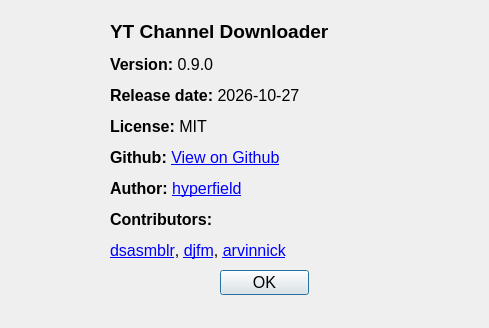
First picture: the form in src/yt_channel_downloader/ui/about.ui, repository hyperfield/yt-channel-downloader, before the edit.
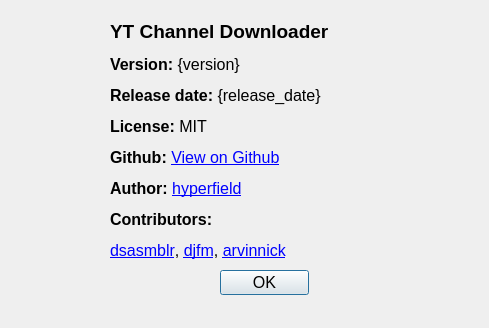
Second picture: the form after the edit. Icons and pictures are not drawn.

Commit message: refactor(release): centralize version and release date metadata

```diff
--- a/src/yt_channel_downloader/ui/about.ui
+++ b/src/yt_channel_downloader/ui/about.ui
@@ -29,7 +29,7 @@
     </rect>
    </property>
    <property name="text">
-    <string>&lt;html&gt;&lt;head&gt;&lt;title&gt;About&lt;/title&gt;&lt;/head&gt;&lt;body&gt;&lt;h3 style=&quot; margin-top:14px; margin-bottom:12px; margin-left:0px; margin-right:0px; -qt-block-indent:0; text-indent:0px;&quot;&gt;&lt;span style=&quot; font-size:large; font-weight:700;&quot;&gt;YT Channel Downloader&lt;/span&gt;&lt;/h3&gt;&lt;p&gt;&lt;span style=&quot; font-weight:700;&quot;&gt;Version:&lt;/span&gt; 0.9.0&lt;/p&gt;&lt;p&gt;&lt;span style=&quot; font-weight:700;&quot;&gt;Release date: &lt;/span&gt;2026-10-27&lt;/p&gt;&lt;p&gt;&lt;span style=&quot; font-weight:700;&quot;&gt;License: &lt;/span&gt;MIT &lt;/p&gt;&lt;p&gt;&lt;span style=&quot; font-weight:700;&quot;&gt;Github: &lt;/span&gt;&lt;a href=&quot;https://github.com/hyperfield/yt-channel-downloader&quot;&gt;&lt;span style=&quot; text-decoration: underline; color:#0000ff;&quot;&gt;View on Github&lt;/span&gt;&lt;/a&gt;&lt;/p&gt;&lt;p&gt;&lt;span style=&quot; font-weight:700;&quot;&gt;Author: &lt;/span&gt;&lt;a href=&quot;mailto:info@quicknode.net&quot;&gt;&lt;span style=&quot; text-decoration: underline; color:#0000ff;&quot;&gt;hyperfield&lt;/span&gt;&lt;/a&gt;&lt;/p&gt;&lt;p&gt;&lt;span style=&quot; font-weight:700;&quot;&gt;Contributors: &lt;/span&gt;&lt;/p&gt;&lt;p&gt;&lt;a href=&quot;https://github.com/dsasmblr&quot;&gt;&lt;span style=&quot; text-decoration: underline; color:#0000ff;&quot;&gt;dsasmblr&lt;/span&gt;&lt;/a&gt;, &lt;a href=&quot;https://github.com/djfm&quot;&gt;&lt;span style=&quot; text-decoration: underline; color:#0000ff;&quot;&gt;djfm&lt;/span&gt;&lt;/a&gt;, &lt;a href=&quot;https://github.com/arvinnick&quot;&gt;&lt;span style=&quot; text-decoration: underline; color:#0000ff;&quot;&gt;arvinnick&lt;/span&gt;&lt;/a&gt;&lt;/p&gt;&lt;/body&gt;&lt;/html&gt;</string>
+    <string>&lt;html&gt;&lt;head&gt;&lt;title&gt;About&lt;/title&gt;&lt;/head&gt;&lt;body&gt;&lt;h3 style=&quot; margin-top:14px; margin-bottom:12px; margin-left:0px; margin-right:0px; -qt-block-indent:0; text-indent:0px;&quot;&gt;&lt;span style=&quot; font-size:large; font-weight:700;&quot;&gt;YT Channel Downloader&lt;/span&gt;&lt;/h3&gt;&lt;p&gt;&lt;span style=&quot; font-weight:700;&quot;&gt;Version:&lt;/span&gt; {version}&lt;/p&gt;&lt;p&gt;&lt;span style=&quot; font-weight:700;&quot;&gt;Release date: &lt;/span&gt;{release_date}&lt;/p&gt;&lt;p&gt;&lt;span style=&quot; font-weight:700;&quot;&gt;License: &lt;/span&gt;MIT &lt;/p&gt;&lt;p&gt;&lt;span style=&quot; font-weight:700;&quot;&gt;Github: &lt;/span&gt;&lt;a href=&quot;https://github.com/hyperfield/yt-channel-downloader&quot;&gt;&lt;span style=&quot; text-decoration: underline; color:#0000ff;&quot;&gt;View on Github&lt;/span&gt;&lt;/a&gt;&lt;/p&gt;&lt;p&gt;&lt;span style=&quot; font-weight:700;&quot;&gt;Author: &lt;/span&gt;&lt;a href=&quot;mailto:info@quicknode.net&quot;&gt;&lt;span style=&quot; text-decoration: underline; color:#0000ff;&quot;&gt;hyperfield&lt;/span&gt;&lt;/a&gt;&lt;/p&gt;&lt;p&gt;&lt;span style=&quot; font-weight:700;&quot;&gt;Contributors: &lt;/span&gt;&lt;/p&gt;&lt;p&gt;&lt;a href=&quot;https://github.com/dsasmblr&quot;&gt;&lt;span style=&quot; text-decoration: underline; color:#0000ff;&quot;&gt;dsasmblr&lt;/span&gt;&lt;/a&gt;, &lt;a href=&quot;https://github.com/djfm&quot;&gt;&lt;span style=&quot; text-decoration: underline; color:#0000ff;&quot;&gt;djfm&lt;/span&gt;&lt;/a&gt;, &lt;a href=&quot;https://github.com/arvinnick&quot;&gt;&lt;span style=&quot; text-decoration: underline; color:#0000ff;&quot;&gt;arvinnick&lt;/span&gt;&lt;/a&gt;&lt;/p&gt;&lt;/body&gt;&lt;/html&gt;</string>
    </property>
   </widget>
   <widget class="QPushButton" name="aboutOkButton">
```
The commit also changes 7 other files.
